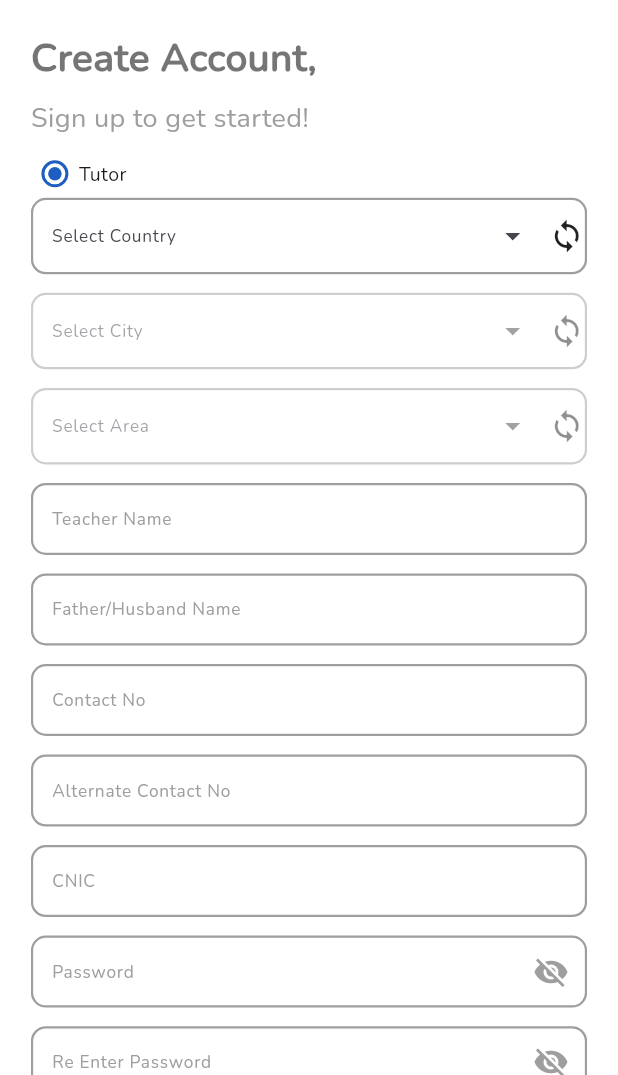
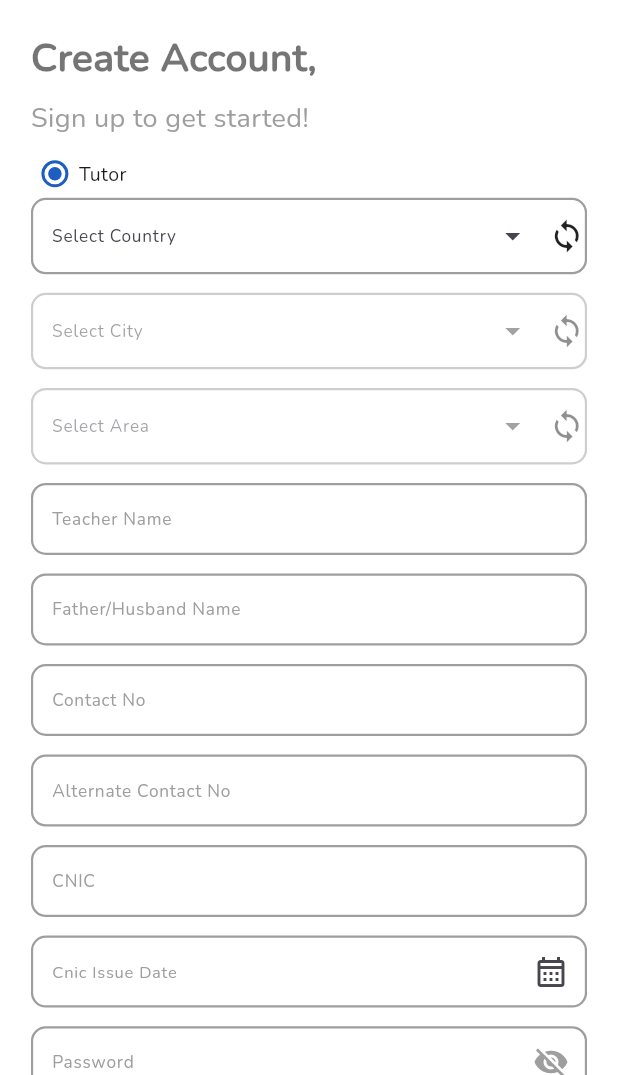
Before and after one commit to shayansaeed123/fahad_tutor, a Flutter app: the Rigister screen opened directly, on a phone screen of 412 x 824 dp, the part 161-1236 px from its top. Run offline on Flutter 3.47's test engine with Material 3 defaults, Android fonts, the phone set to English and light mode, and no system bars; drawn by our look-alikes of dropdown_search; our stand-ins replace cached_network_image, connectivity_plus, convex_bottom_bar, device_preview, dotted_border, firebase_auth and 14 more; missing offline and left inert: syncfusion_flutter_pdfviewer; accounts and stored records are empty; network calls fail.

Commit message:
updated
updated

```diff
--- a/lib/repo/tutor_repo.dart
+++ b/lib/repo/tutor_repo.dart
@@ -483,7 +483,7 @@ class TutorRepository {
 
     try {
       String url =
-          '${MySharedPrefrence().get_baseUrl()}preferred_tuition.php?code=10&tutor_id=${MySharedPrefrence().get_user_ID()}&start=$start&end=$limit&cell_access_token=${MySharedPrefrence().get_cell_token().toString()}&version=105';
+          '${MySharedPrefrence().get_baseUrl()}preferred_tuition.php?code=10&tutor_id=${MySharedPrefrence().get_user_ID()}&start=$start&end=$limit&cell_access_token=${MySharedPrefrence().get_cell_token().toString()}&version=106';
       final response = await http.get(Uri.parse(url));
       print('url $url');
 
--- a/lib/res/reusableTextField.dart
+++ b/lib/res/reusableTextField.dart
@@ -142,94 +142,187 @@ reusablemultilineTextField(TextEditingController controller,int numLine,String n
             );
 }
 
-reusableDateofBirthField(BuildContext context,
+// reusableDateofBirthField(BuildContext context,
+// DateTime lastDate,
+// DateTime? selectedTime,
+// Function(DateTime) selectdateontap,
+// Widget icon,
+// String hint){
+//   return InkWell(
+//                             onTap: ()async{
+//                               final DateTime initialDate =
+//           (selectedTime != null && !selectedTime.isBefore(lastDate))
+//               ? selectedTime
+//               : DateTime.now();
+
+//                               final DateTime? timeofday =
+//                                             await showDatePicker(
+//                                           context: context,
+//                                           firstDate: lastDate,
+//                                           // lastDate: selectedTime,
+//                                           // initialDate: selectedTime,
+//                                           lastDate: DateTime.now(),
+//                                           // initialDate: selectedTime ?? DateTime.now(),
+//                                           initialDate: initialDate,
+//                                           initialEntryMode:
+//                                               DatePickerEntryMode.calendar,
+//                                           builder: (BuildContext context,
+//                                               Widget? child) {
+//                                             return Theme(
+//                                               data: ThemeData.dark().copyWith(
+//                                                   // primaryColor: colorController.btnColor,
+//                                                   colorScheme:
+//                                                       ColorScheme.light(
+//                                                     primary: colorController
+//                                                         .btnColor, // Header background color
+//                                                     onPrimary: colorController
+//                                                         .whiteColor, // Header text color
+//                                                     onSurface: colorController
+//                                                         .btnColor, // Body text color
+//                                                   ),
+//                                                   dialogBackgroundColor: Colors
+//                                                       .white, // Background color
+//                                                   bannerTheme:
+//                                                       MaterialBannerThemeData(
+//                                                           backgroundColor:
+//                                                               colorController
+//                                                                   .btnColor)),
+//                                               child: child!,
+//                                             );
+//                                           },
+//                                         );
+//                                         if (timeofday != null) {
+
+//                                           selectdateontap(timeofday);
+//                                         }
+//                             },
+//                             child:
+//                             // Container(
+//                             //   height: MediaQuery.of(context).size.height * .052,
+//                             //   width: MediaQuery.of(context).size.width,
+//                             //   decoration: BoxDecoration(
+//                             //             border: Border.all(
+//                             //                 color: colorController.grayTextColor,
+//                             //                 width: 1.5),
+//                             //             borderRadius: BorderRadius.circular(10)),
+//                             //             child:
+//                                         ListTile(
+//                                         enabled: false,
+//                                         dense: true,
+//                                         shape: RoundedRectangleBorder(
+//               side: BorderSide(
+//                 color: Colors.grey, // Border color
+//                 width: 1.5, // Border width
+//               ),
+//               borderRadius: BorderRadius.circular(10), // Border radius
+//             ),
+//                                         trailing: icon,
+//                                         contentPadding: EdgeInsets.symmetric(vertical: 0.0, horizontal: 8.0),
+//                                         title: Align(
+//                                           alignment: Alignment.topLeft,
+//                                           child: reusableText(
+//                                             selectedTime == null
+//                                                 ? '$hint'
+//                                                 : '${DateFormat(' yyyy-MM-dd').format(selectedTime)}',
+//                                                 fontsize: 11.5, // Adjust the font size
+//                                           ),
+//                                         // ),
+//                                             )
+//                             ),
+//                           );
+// }
+
+Widget reusableDateofBirthField(
+  BuildContext context,
   DateTime lastDate,
   DateTime? selectedTime,
   Function(DateTime) selectdateontap,
-Widget icon){
+  Widget icon,
+  String hint,
+) {
+  final controller = TextEditingController(
+    text: selectedTime == null
+        ? ''
+        : DateFormat('yyyy-MM-dd').format(selectedTime),
+  );
+
   return InkWell(
-                            onTap: ()async{
+    onTap: () async {
       final DateTime initialDate =
           (selectedTime != null && !selectedTime.isBefore(lastDate))
               ? selectedTime
               : DateTime.now();
 
-                              final DateTime? timeofday =
-                                            await showDatePicker(
+      final DateTime? picked = await showDatePicker(
         context: context,
         firstDate: lastDate,
-                                          // lastDate: selectedTime,
-                                          // initialDate: selectedTime,
         lastDate: DateTime.now(),
-                                          // initialDate: selectedTime ?? DateTime.now(),
         initialDate: initialDate,
-                                          initialEntryMode:
-                                              DatePickerEntryMode.calendar,
-                                          builder: (BuildContext context,
-                                              Widget? child) {
+        builder: (BuildContext context, Widget? child) {
           return Theme(
-                                              data: ThemeData.dark().copyWith(
-                                                  // primaryColor: colorController.btnColor,
-                                                  colorScheme:
-                                                      ColorScheme.light(
-                                                    primary: colorController
-                                                        .btnColor, // Header background color
-                                                    onPrimary: colorController
-                                                        .whiteColor, // Header text color
-                                                    onSurface: colorController
-                                                        .btnColor, // Body text color
+            data: ThemeData.light().copyWith(
+              colorScheme: ColorScheme.light(
+                primary: colorController.btnColor,
+                onPrimary: colorController.whiteColor,
+                onSurface: colorController.btnColor,
               ),
-                                                  dialogBackgroundColor: Colors
-                                                      .white, // Background color
-                                                  bannerTheme:
-                                                      MaterialBannerThemeData(
-                                                          backgroundColor:
-                                                              colorController
-                                                                  .btnColor)),
+              dialogBackgroundColor: Colors.white,
+            ),
             child: child!,
           );
         },
       );
-                                        if (timeofday != null) {
 
-                                          selectdateontap(timeofday);
+      if (picked != null) {
+        selectdateontap(picked);
       }
     },
-                            child:
-                            // Container(
-                            //   height: MediaQuery.of(context).size.height * .052,
-                            //   width: MediaQuery.of(context).size.width,
-                            //   decoration: BoxDecoration(
-                            //             border: Border.all(
-                            //                 color: colorController.grayTextColor,
-                            //                 width: 1.5),
-                            //             borderRadius: BorderRadius.circular(10)),
-                            //             child:
-                                        ListTile(
-                                        enabled: false,
-                                        dense: true,
-                                        shape: RoundedRectangleBorder(
-              side: BorderSide(
-                color: Colors.grey, // Border color
-                width: 1.5, // Border width
+    child: IgnorePointer(
+      child: TextFormField(
+        controller: controller,
+        style: TextStyle(fontSize: 12.0,color: colorController.blackColor,),
+        decoration: InputDecoration(
+          filled: true,
+          fillColor: colorController.whiteColor,
+          labelText: selectedTime != null ? hint : null, // Float only if date is selected
+          suffixIcon: icon,
+          hintText: selectedTime == null ? hint : null, // Show hint only if no date
+          hintStyle: TextStyle(
+            color: colorController.textfieldBorderColorBefore,
+            fontSize: 11,
           ),
-              borderRadius: BorderRadius.circular(10), // Border radius
+          labelStyle: TextStyle(
+            color: colorController.textfieldBorderColorBefore,
+            fontSize: 11.5,
           ),
-                                        trailing: icon,
-                                        contentPadding: EdgeInsets.symmetric(vertical: 0.0, horizontal: 8.0),
-                                        title: Align(
-                                          alignment: Alignment.topLeft,
-                                          child: reusableText(
-                                            selectedTime == null
-                                                ? ' Date of Birth'
-                                                : '${DateFormat(' yyyy-MM-dd').format(selectedTime)}',
-                                                fontsize: 11.5, // Adjust the font size
+          border: OutlineInputBorder(
+            borderRadius: BorderRadius.circular(10),
+            borderSide: BorderSide(
+              color: colorController.textfieldBorderColorBefore,
+              width: 1.5,
             ),
-                                        // ),
-                                            )
+          ),
+          enabledBorder: OutlineInputBorder(
+            borderRadius: BorderRadius.circular(10),
+            borderSide: BorderSide(
+              color: colorController.textfieldBorderColorBefore,
+              width: 1.5,
+            ),
+          ),
+          focusedBorder: OutlineInputBorder(
+            borderRadius: BorderRadius.circular(10),
+            borderSide: BorderSide(
+              color: colorController.textfieldBorderColorAfter,
+              width: 1.5,
+            ),
+          ),
+          contentPadding: EdgeInsets.symmetric(vertical: 0.0, horizontal: 10),
+        ),
+      ),
     ),
   );
 }
+
 
 
 
--- a/lib/views/login/register.dart
+++ b/lib/views/login/register.dart
@@ -86,6 +86,7 @@ void updateTutorPlacement() {
   late FocusNode _homefocusNode;
 
   DateTime? selectedTime;
+  DateTime? selectedCnicDate;
   late DateTime lastDate = DateTime(1970, 1, 1);
 
   final _formkey = GlobalKey<FormState>();
@@ -191,7 +192,9 @@ void updateTutorPlacement() {
     reusabletextfieldcontroller.addressCon.text.isNotEmpty &&
     _selectedGender != null &&
     _selectedStatus != null &&
-    selectedPlacements.isNotEmpty
+    selectedPlacements.isNotEmpty &&
+    selectedTime != null &&
+    selectedCnicDate != null
     // (checkbox1 || checkbox2 || checkbox3)
   ) {
     signInWithGoogle();
@@ -219,6 +222,8 @@ void updateTutorPlacement() {
     errorMessage = "Primary and alternate phone numbers cannot be the same";
   } else if (reusabletextfieldcontroller.cnicCon.text.length != 13) {
     errorMessage = "Check CNIC number";
+  } else if (selectedCnicDate == null) {
+    errorMessage = 'Cnic issue date is missing';
   } else if (reusabletextfieldcontroller.registerPassCon.text.isEmpty) {
     errorMessage = "Password is missing";
   } else if (reusabletextfieldcontroller.rePassCon.text.isEmpty) {
@@ -229,6 +234,8 @@ void updateTutorPlacement() {
     errorMessage = "Password must be between 8 and 15 characters";
   } else if (reusabletextfieldcontroller.religionCon.text.isEmpty) {
     errorMessage = "Religion is missing";
+  } else if (selectedTime == null) {
+    errorMessage = 'DOB is missing';
   } else if (reusabletextfieldcontroller.addressCon.text.isEmpty) {
     errorMessage = "Address is missing";
   } else if (_selectedGender == null) {
@@ -259,7 +266,7 @@ void updateTutorPlacement() {
     });
     try {
       setState(() {
-        isLoading = false;
+        isLoading = true;
       });
       GoogleSignInAccount? googleUser = await GoogleSignIn().signIn();
       GoogleSignInAuthentication? googleAuth = await googleUser?.authentication;
@@ -510,6 +517,7 @@ void updateTutorPlacement() {
             'area_id': areaId.toString(),
             'home_address':reusabletextfieldcontroller.addressCon.text.toString(),
             'date_of_birth': selectedTime.toString(),
+            'Cnic_date': selectedCnicDate.toString(),
             'DigitalPad':_selectedValue1.toString(),
             'onlineTeaching_experience': _selectedValue2.toString(),
             'online_Skill':'',
@@ -1117,6 +1125,13 @@ void updateTutorPlacement() {
                                   keyboardType: TextInputType.number,
                                 ),
                                 reusablaSizaBox(context, .015),
+                                reusableDateofBirthField(context, lastDate, selectedCnicDate, (DateTime timeofday){
+                                  setState(() {
+                                            selectedCnicDate = timeofday;
+                                            print('Cnic date $selectedCnicDate');
+                                          });
+                                }, Icon(Icons.calendar_month_outlined),'Cnic Issue Date',),
+                                reusablaSizaBox(context, .015),
                                 reusablePassField(
                                     context,
                                     reusabletextfieldcontroller.registerPassCon,
@@ -1187,7 +1202,7 @@ void updateTutorPlacement() {
                                             selectedTime = timeofday;
                                             print('time date $selectedTime');
                                           });
-                                }, Icon(Icons.calendar_month_outlined)),
+                                }, Icon(Icons.calendar_month_outlined),'Date of Birth'),
                                 reusablaSizaBox(context, .015),
 
                                 reusableTextField(
--- a/lib/views/profile/additionalinfo.dart
+++ b/lib/views/profile/additionalinfo.dart
@@ -30,6 +30,7 @@ class AdditionalInfo extends StatefulWidget {
 class _AdditionalInfoState extends State<AdditionalInfo> {
   bool isLoading = false;
   DateTime? selectedTime;
+  DateTime? selectedCnicDate;
   late DateTime lastDate = DateTime(1970, 1, 1);
   late FocusNode _homeAddress;
   late FocusNode _furtherInfofocusNode;
@@ -70,6 +71,7 @@ class _AdditionalInfoState extends State<AdditionalInfo> {
         reusabletextfieldcontroller.furtherInfo.addListener(_updateTitle);
         _biography.addListener(_updateTitle);
         if (date_of_birth.isNotEmpty) {selectedTime = DateTime.parse(date_of_birth);}
+        if (cnic_date.isNotEmpty) {selectedCnicDate = DateTime.parse(cnic_date);}
         checkbox1 = placement.any((p) => p['id'] == PlacementId1);
         checkbox2 = placement.any((p) => p['id'] == PlacementId2);
         checkbox3 = placement.any((p) => p['id'] == PlacementId3);
@@ -136,6 +138,7 @@ List<String> selectedNamesLanguage = [];
   List<dynamic> placement = [];
   String home_address = '';
   String date_of_birth = '';
+  String cnic_date = '';
   String further_information = '';
   String currently_teaching = '';
   String Teaching_experience = '';
@@ -297,6 +300,7 @@ Future<void> saveLanguagesData() async {
         'home_address': reusabletextfieldcontroller.addressCon.text.toString(),
         'further_info': reusabletextfieldcontroller.furtherInfo.text.toString(),
         'date_of_birth': selectedTime.toString(),
+        'Cnic_date': selectedCnicDate.toString(),
         'father_profession': '',
         'olevel': oLevel.toString(),
         'alevel': aLevel.toString(),
@@ -400,6 +404,7 @@ Future<void> getAddtionalInfo() async {
       aLevel = _alevel.isEmpty ? null : _alevel;
 
       date_of_birth = responseData['date_of_birth'] ?? '';
+      cnic_date = responseData['Cnic_date'] ?? '';
       _selectedValue1 = responseData['DigitalPad'] ?? '0';
       _selectedValue2 = responseData['onlineTeaching_experience'] ?? '';
       Biography = responseData['Biography'] ?? '';
@@ -525,7 +530,17 @@ Future<void> getAddtionalInfo() async {
                                             print('time date $selectedTime');
                                           });
                           },
-                          SizedBox.shrink(),
+                          SizedBox.shrink(),'Date of Birth'
+                          ),
+                          reusablaSizaBox(context, 0.020),
+                          reusableDateofBirthField(
+                            context, lastDate, selectedCnicDate, (DateTime timeofday){
+                             setState(() {
+                                            selectedCnicDate = timeofday;
+                                            print('Cnic date $selectedCnicDate');
+                                          });
+                          },
+                          SizedBox.shrink(),'Cnic Issue Date'
                           ),
                           reusablaSizaBox(context, 0.020),
                           reusableTextField(context,reusabletextfieldcontroller.furtherInfo, 'Further Information', _furtherInfofocusNode.hasFocus
@@ -602,7 +617,7 @@ Future<void> getAddtionalInfo() async {
                                     ],
                                   ),
                                   reusablaSizaBox(context, 0.020),
-                  reusablequlification(context, 'Speak Languages', () {
+                  reusablequlification(context, 'Can Speak Languages', () {
                    repository.search(context, newItemsLanguage, selectedIdsLanguage, 'language_name',toggleSelection);
                   }),
                   reusablaSizaBox(context, .020),
--- a/lib/views/profile/registrationcharges.dart
+++ b/lib/views/profile/registrationcharges.dart
@@ -224,7 +224,6 @@ Future<void> _uploadImages() async {
                             crossAxisAlignment: CrossAxisAlignment.start,
               children: [
                 reusableText('Slip Image', color: colorController.btnColor,fontsize: 16),
-
           reusableDocuments1(context, '', '', repository.charges_image.value.toString(), (){
               reuablebottomsheet(context, 'Choose Charges Slip Image', (){
                 _pickImage(ImageSource.gallery);
```
Also changed, not shown: lib/views/profile/faq.dart (+11 -1 lines), 1 other file. Lines whose indentation alone changed are shown as unchanged.
